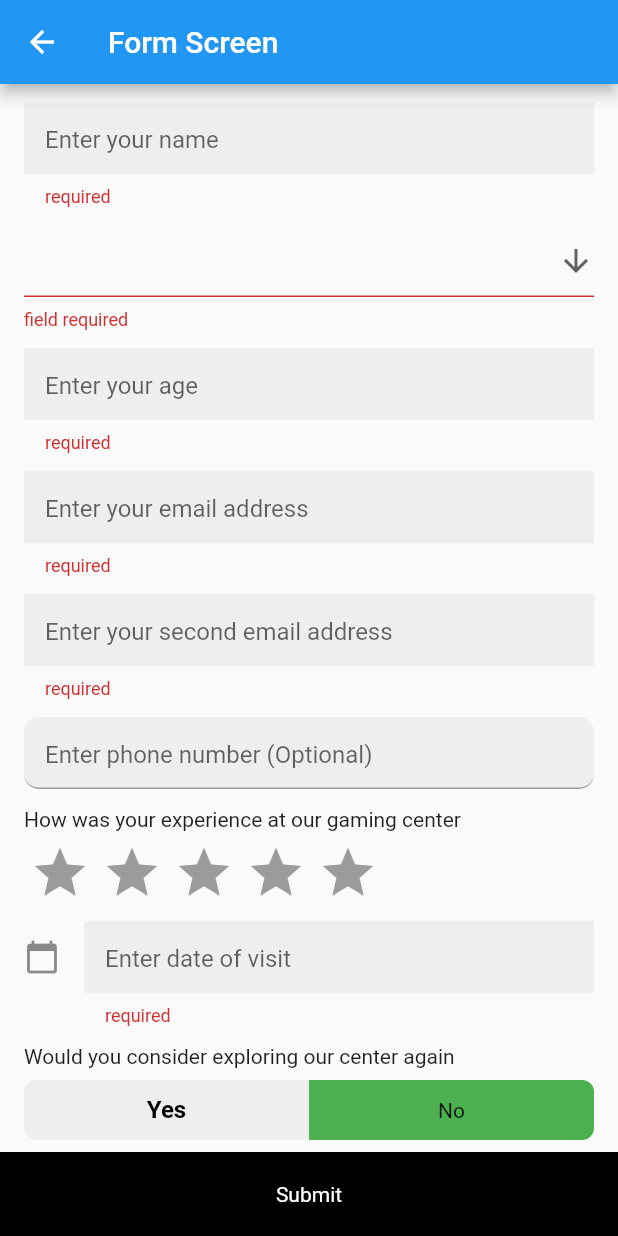
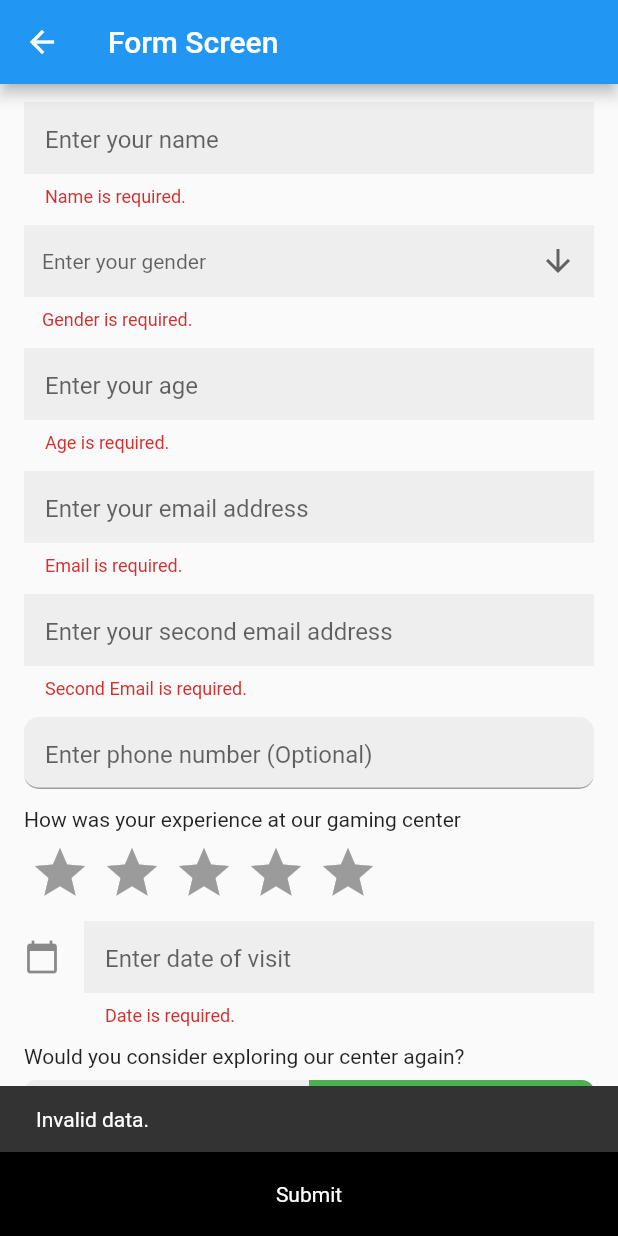
Before and after one commit to harshkumarkhatri/Json-to-Form, a Flutter app: the FormScreen screen opened directly, after a tap on "Submit", on a phone screen of 412 x 824 dp. Run offline on Flutter 3.47's test engine with Material 2 defaults, Android fonts, the light colour scheme and no system bars; drawn by our look-alikes of flutter_rating_bar.

Commit message:
Completed the form screen and the project

```diff
--- a/lib/screens/form_screen.dart
+++ b/lib/screens/form_screen.dart
@@ -1,10 +1,8 @@
-import 'dart:developer';
-
 import 'package:flutter/material.dart';
 import 'package:flutter_rating_bar/flutter_rating_bar.dart';
 import 'package:intl/intl.dart';
 
-List localJson = [
+List localJsonList = [
   {
     "id": "a7PPrsreuktH",
     "title": "Enter your name",
@@ -73,24 +71,24 @@ List localJson = [
   },
   {
     "id": "fg0YM1yIolWp",
-    "title": "Would you consider exploring our center again",
+    "title": "Would you consider exploring our center again?",
     "validations": {"required": true},
     "type": "yes_no",
     "label": "Exploring",
   },
   {
     "id": "a7PPrsreuH",
-    "title": "Enter your name",
+    "title": "Enter your surname",
     "validations": {"required": true},
     "type": "short_text",
-    "label": "Name",
+    "label": "Surname",
   },
   {
     "id": "fg0YMIolWp",
-    "title": "Would you consider exploring our center again",
+    "title": "Would you consider exploring our website again?",
     "validations": {"required": true},
     "type": "yes_no",
-    "label": "Exploring",
+    "label": "Website",
   },
 ];
 
@@ -106,32 +104,24 @@ class _FormScreenState extends State<FormScreen> {
   final _formKey = GlobalKey<FormState>();
 
   // Value defined as dynamic as we can have int/strings both in them
-  late Map<String, dynamic> localvalues;
+  late Map<String, dynamic> localvaluesMap;
 
   @override
   void initState() {
     super.initState();
-    localvalues = {};
+    localvaluesMap = {};
     setLocalValues();
     itemss();
   }
 
-  @override
-  void didUpdateWidget(covariant FormScreen oldWidget) {
-    super.didUpdateWidget(oldWidget);
-    log("Inside this");
-  }
-
   void setLocalValues() {
-    for (var item in localJson) {
-      log(item["type"].toString());
+    for (var item in localJsonList) {
       if (item["type"] != "yes_no") {
-        localvalues[item["id"]] = "";
+        localvaluesMap[item["id"]] = "";
       } else {
-        localvalues[item["id"]] = "No";
+        localvaluesMap[item["id"]] = "No";
       }
     }
-    log(localvalues.toString());
   }
 
   @override
@@ -162,50 +152,96 @@ class _FormScreenState extends State<FormScreen> {
       bottomNavigationBar: InkWell(
         onTap: () {
           if (_formKey.currentState!.validate()) {
-            // TODO: Add check for rating
+            // Check for rating
+            for (var mapItem in localvaluesMap.entries) {
+              for (var listItem in localJsonList) {
+                if (listItem['type'] == 'rating' &&
+                    mapItem.key == listItem['id']) {
+                  if (mapItem.value == '') {
+                    const snackBar = SnackBar(
+                      content: Text('Please choose a rating.'),
+                    );
+                    ScaffoldMessenger.of(context).showSnackBar(snackBar);
+                    return;
+                  }
+                }
+              }
+            }
             _formKey.currentState?.save();
             showDialog(
               context: context,
               builder: (context) {
                 Map<String, dynamic> dialogDisplay = {};
-                for (var item in localJson) {
-                  for (var nestedItem in localvalues.entries) {
+                for (var item in localJsonList) {
+                  for (var nestedItem in localvaluesMap.entries) {
                     if (nestedItem.key == item["id"]) {
                       dialogDisplay[item["label"]] = nestedItem.value;
                     }
                   }
                 }
-                log(dialogDisplay.toString());
                 return AlertDialog(
-                  title: const Text("My title"),
-                  content: const Text("This is my message."),
+                  title: const Text("Details you filled"),
+                  content:
+                      const Text("Please check the details filled by you."),
                   actions: [
-                    ...dialogDisplay.entries.map((entry) {
-                      var w = Row(
+                    ...dialogDisplay.entries.map(
+                      (entry) {
+                        final userData = isEmail(entry.value)
+                            ? entry.value
+                            : entry.value[0].toUpperCase() +
+                                entry.value.substring(1).toLowerCase();
+                        return Padding(
+                          padding: const EdgeInsets.symmetric(horizontal: 20.0),
+                          child: Row(
                             children: [
-                          Text(entry.key),
+                              Text(
+                                "${entry.key}: ",
+                                style: const TextStyle(
+                                  color: Colors.black,
+                                  fontSize: 14,
+                                  fontWeight: FontWeight.w700,
+                                ),
+                              ),
                               const SizedBox(
                                 width: 12,
                               ),
-                          Text(entry.value),
+                              Text(
+                                userData,
+                                style: const TextStyle(
+                                  color: Colors.black,
+                                  fontSize: 14,
+                                  fontWeight: FontWeight.w500,
+                                ),
+                              ),
                             ],
+                          ),
                         );
-
-                      return w;
-                    }).toList(),
+                      },
+                    ).toList(),
                     TextButton(
                       child: const Text("OK"),
                       onPressed: () {
+                        // popping the dialog and screen to show new
+                        // form screen
                         Navigator.pop(context);
+                        Navigator.pop(context);
+                        Navigator.push(
+                          context,
+                          MaterialPageRoute(
+                            builder: (_) => const FormScreen(),
+                          ),
+                        );
                       },
                     )
                   ],
                 );
               },
             );
-            log(localvalues.toString());
           } else {
-            log("Invalid");
+            const snackBar = SnackBar(
+              content: Text('Invalid data.'),
+            );
+            ScaffoldMessenger.of(context).showSnackBar(snackBar);
           }
         },
         child: Container(
@@ -226,18 +262,19 @@ class _FormScreenState extends State<FormScreen> {
   }
 
   void itemss() {
-    for (int i = 0; i < localJson.length; i++) {
-      final currentItem = localJson[i];
-      final index = i;
+    for (int index = 0; index < localJsonList.length; index++) {
+      final currentItem = localJsonList[index];
       if (currentItem["type"] == "short_text" &&
-          index == localJson.indexOf(currentItem)) {
+          index == localJsonList.indexOf(currentItem)) {
         items.add(
           Padding(
             padding: const EdgeInsets.only(bottom: 12.0),
             child: TextFormField(
               validator: (value) {
                 if (!currentItem["validations"]["required"]) return null;
-                return value?.isEmpty ?? true ? 'required' : null;
+                return value?.isEmpty ?? true
+                    ? '${currentItem["label"]} is required.'
+                    : null;
               },
               key: ValueKey(currentItem["id"]),
               style: const TextStyle(
@@ -265,9 +302,9 @@ class _FormScreenState extends State<FormScreen> {
                 ),
               ),
               onChanged: (String? value) {
-                for (var item in localvalues.entries) {
+                for (var item in localvaluesMap.entries) {
                   if (item.key == currentItem["id"]) {
-                    localvalues[currentItem["id"]] = value;
+                    localvaluesMap[currentItem["id"]] = value;
                   }
                 }
               },
@@ -276,48 +313,71 @@ class _FormScreenState extends State<FormScreen> {
         );
       }
       if (currentItem["type"] == "dropdown" &&
-          index == localJson.indexOf(currentItem)) {
+          index == localJsonList.indexOf(currentItem)) {
         items.add(
           Padding(
             padding: const EdgeInsets.only(bottom: 12.0),
             child: DropdownButtonFormField<String>(
               validator: (value) {
                 if (!currentItem["validations"]["required"]) return null;
-                return value == null ? 'field required' : null;
+                return value == null
+                    ? '${currentItem['label']} is required.'
+                    : null;
               },
               value: null,
               icon: const Icon(Icons.arrow_downward),
               elevation: 16,
-              style: const TextStyle(color: Colors.deepPurple),
+              style: const TextStyle(color: Colors.blue),
+              decoration: InputDecoration(
+                fillColor: Colors.grey.shade200,
+                filled: true,
+                hintText: currentItem['title'],
+                border: InputBorder.none,
+                focusedBorder: OutlineInputBorder(
+                  borderSide: const BorderSide(
+                    color: Colors.blue,
+                  ),
+                  borderRadius: BorderRadius.circular(10.0),
+                ),
+                enabledBorder: UnderlineInputBorder(
+                  borderSide: const BorderSide(
+                    color: Colors.grey,
+                  ),
+                  borderRadius: BorderRadius.circular(10.0),
+                ),
+              ),
               onChanged: (String? value) {
-                for (var item in localvalues.entries) {
+                for (var item in localvaluesMap.entries) {
                   if (item.key == currentItem["id"]) {
-                    localvalues[currentItem["id"]] = value;
+                    localvaluesMap[currentItem["id"]] = value;
                   }
                 }
-
                 setState(() {});
               },
               items: currentItem['properties']["choices"]
-                  .map<DropdownMenuItem<String>>((Map<String, String> value) {
+                  .map<DropdownMenuItem<String>>(
+                (Map<String, String> value) {
                   return DropdownMenuItem<String>(
                     value: value['label'],
                     child: Text(value['label'].toString()),
                   );
-              }).toList(),
+                },
+              ).toList(),
             ),
           ),
         );
       }
       if (currentItem['type'] == "number" &&
-          index == localJson.indexOf(currentItem)) {
+          index == localJsonList.indexOf(currentItem)) {
         items.add(
           Padding(
             padding: const EdgeInsets.only(bottom: 12.0),
             child: TextFormField(
               validator: (value) {
                 if (!currentItem["validations"]["required"]) return null;
-                return value?.isEmpty ?? true ? 'required' : null;
+                return value?.isEmpty ?? true
+                    ? '${currentItem["label"]} is required.'
+                    : null;
               },
               style: const TextStyle(
                 fontSize: 16.0,
@@ -346,9 +406,9 @@ class _FormScreenState extends State<FormScreen> {
                 ),
               ),
               onChanged: (String? value) {
-                for (var item in localvalues.entries) {
+                for (var item in localvaluesMap.entries) {
                   if (item.key == currentItem["id"]) {
-                    localvalues[currentItem["id"]] = value;
+                    localvaluesMap[currentItem["id"]] = value;
                   }
                 }
               },
@@ -357,14 +417,18 @@ class _FormScreenState extends State<FormScreen> {
         );
       }
       if (currentItem['type'] == "email" &&
-          index == localJson.indexOf(currentItem)) {
+          index == localJsonList.indexOf(currentItem)) {
         items.add(
           Padding(
             padding: const EdgeInsets.only(bottom: 12.0),
             child: TextFormField(
               validator: (value) {
                 if (!currentItem["validations"]["required"]) return null;
-                return value?.isEmpty ?? true ? 'required' : null;
+                if (value?.isEmpty ?? true) {
+                  return '${currentItem["label"]} is required.';
+                }
+                if (!isEmail(value ?? '')) return 'Not a valid email';
+                return null;
               },
               style: const TextStyle(
                 fontSize: 16.0,
@@ -394,9 +458,9 @@ class _FormScreenState extends State<FormScreen> {
                 ),
               ),
               onChanged: (String? value) {
-                for (var item in localvalues.entries) {
+                for (var item in localvaluesMap.entries) {
                   if (item.key == currentItem["id"]) {
-                    localvalues[currentItem["id"]] = value;
+                    localvaluesMap[currentItem["id"]] = value;
                   }
                 }
               },
@@ -405,14 +469,20 @@ class _FormScreenState extends State<FormScreen> {
         );
       }
       if (currentItem['type'] == "phone_number" &&
-          index == localJson.indexOf(currentItem)) {
+          index == localJsonList.indexOf(currentItem)) {
         items.add(
           Padding(
             padding: const EdgeInsets.only(bottom: 12.0),
             child: TextFormField(
               validator: (value) {
                 if (!currentItem["validations"]["required"]) return null;
-                return value?.isEmpty ?? true ? 'required' : null;
+                if (value?.isEmpty ?? true) {
+                  return '${currentItem["label"]} is required.';
+                }
+                if (value != null && value.length < 10) {
+                  return 'Not a valid number. \nPlease enter 10 digits.';
+                }
+                return null;
               },
               style: const TextStyle(
                 fontSize: 16.0,
@@ -444,9 +514,9 @@ class _FormScreenState extends State<FormScreen> {
                 ),
               ),
               onChanged: (String? value) {
-                for (var item in localvalues.entries) {
+                for (var item in localvaluesMap.entries) {
                   if (item.key == currentItem["id"]) {
-                    localvalues[currentItem["id"]] = value;
+                    localvaluesMap[currentItem["id"]] = value;
                   }
                 }
               },
@@ -455,7 +525,7 @@ class _FormScreenState extends State<FormScreen> {
         );
       }
       if (currentItem["type"] == "rating" &&
-          index == localJson.indexOf(currentItem)) {
+          index == localJsonList.indexOf(currentItem)) {
         items.add(
           Padding(
             padding: const EdgeInsets.only(bottom: 12.0),
@@ -482,12 +552,13 @@ class _FormScreenState extends State<FormScreen> {
                         color: Colors.amber,
                       ),
                       onRatingUpdate: (double rating) {
-                        for (var item in localvalues.entries) {
+                        for (var item in localvaluesMap.entries) {
                           if (item.key == currentItem["id"]) {
-                            localvalues[currentItem["id"]] = rating.toString();
+                            localvaluesMap[currentItem["id"]] =
+                                rating.toString();
                           }
                         }
-                        log(rating.toString());
+                        setState(() {});
                       },
                     ),
                   ),
@@ -498,19 +569,18 @@ class _FormScreenState extends State<FormScreen> {
         );
       }
       if (currentItem["type"] == "yes_no" &&
-          index == localJson.indexOf(currentItem)) {
+          index == localJsonList.indexOf(currentItem)) {
         String initialValue = '';
-        for (var item in localvalues.entries) {
+        for (var item in localvaluesMap.entries) {
           if (item.key == currentItem["id"]) {
-            initialValue = localvalues[currentItem["id"]];
-            setState(() {});
-            log("Callled");
+            initialValue = localvaluesMap[currentItem["id"]];
           }
         }
         items.add(
           Padding(
             padding: const EdgeInsets.only(bottom: 12.0),
-            child: StatefulBuilder(builder: (context, stateSetter) {
+            child: StatefulBuilder(
+              builder: (context, stateSetter) {
                 return Column(
                   crossAxisAlignment: CrossAxisAlignment.start,
                   mainAxisSize: MainAxisSize.min,
@@ -528,14 +598,13 @@ class _FormScreenState extends State<FormScreen> {
                             flex: 5,
                             child: InkWell(
                               onTap: () {
-                              for (var item in localvalues.entries) {
+                                for (var item in localvaluesMap.entries) {
                                   if (item.key == currentItem["id"]) {
-                                  localvalues[currentItem["id"]] = "Yes";
+                                    localvaluesMap[currentItem["id"]] = "Yes";
                                     initialValue = "Yes";
                                   }
                                 }
                                 stateSetter(() {});
-                              log(localvalues.toString());
                               },
                               child: Container(
                                 padding: const EdgeInsets.symmetric(
@@ -570,14 +639,13 @@ class _FormScreenState extends State<FormScreen> {
                             flex: 5,
                             child: InkWell(
                               onTap: () {
-                              for (var item in localvalues.entries) {
+                                for (var item in localvaluesMap.entries) {
                                   if (item.key == currentItem["id"]) {
-                                  localvalues[currentItem["id"]] = "No";
+                                    localvaluesMap[currentItem["id"]] = "No";
                                     initialValue = "No";
                                   }
                                 }
                                 stateSetter(() {});
-                              log(localvalues.toString());
                               },
                               child: Container(
                                 decoration: BoxDecoration(
@@ -606,29 +674,30 @@ class _FormScreenState extends State<FormScreen> {
                     ),
                   ],
                 );
-            }),
+              },
+            ),
           ),
         );
       }
       if (currentItem['type'] == "date" &&
-          index == localJson.indexOf(currentItem)) {
+          index == localJsonList.indexOf(currentItem)) {
         String initialValue = '';
-        for (var item in localvalues.entries) {
+        for (var item in localvaluesMap.entries) {
           if (item.key == currentItem["id"]) {
-            initialValue = localvalues[currentItem["id"]];
-            setState(() {});
-            log("Callled");
+            initialValue = localvaluesMap[currentItem["id"]];
           }
         }
         items.add(
           Padding(
             padding: const EdgeInsets.only(bottom: 12.0),
-            child: StatefulBuilder(builder: (context, stateSetter) {
+            child: StatefulBuilder(
+              builder: (context, stateSetter) {
                 return TextFormField(
                   controller: TextEditingController(text: initialValue),
                   validator: (value) {
-                  log("called");
-                  return initialValue == '' ? 'required' : null;
+                    return initialValue == ''
+                        ? '${currentItem["label"]} is required.'
+                        : null;
                   },
                   style: const TextStyle(
                     fontSize: 16.0,
@@ -641,8 +710,8 @@ class _FormScreenState extends State<FormScreen> {
                     hintText: currentItem["title"],
                     filled: true,
                     fillColor: Colors.grey.shade200,
-                  contentPadding:
-                      const EdgeInsets.only(left: 14.0, bottom: 6.0, top: 8.0),
+                    contentPadding: const EdgeInsets.only(
+                        left: 14.0, bottom: 6.0, top: 8.0),
                     focusedBorder: OutlineInputBorder(
                       borderSide: const BorderSide(
                         color: Colors.blue,
@@ -657,9 +726,6 @@ class _FormScreenState extends State<FormScreen> {
                     ),
                   ),
                   readOnly: true,
-                onChanged: (String value) {
-                  log("Value is $value");
-                },
                   onTap: () async {
                     DateTime? pickedDate = await showDatePicker(
                       context: context,
@@ -669,30 +735,30 @@ class _FormScreenState extends State<FormScreen> {
                       firstDate: DateTime(1950),
                       lastDate: DateTime(2100),
                     );
-
                     if (pickedDate != null) {
-                    log(pickedDate.toString());
                       String formattedDate =
                           DateFormat('yyyy-MM-dd').format(pickedDate);
-                    log(formattedDate);
-                    for (var item in localvalues.entries) {
+                      for (var item in localvaluesMap.entries) {
                         if (item.key == currentItem["id"]) {
-                        localvalues[currentItem["id"]] = formattedDate;
+                          localvaluesMap[currentItem["id"]] = formattedDate;
                           initialValue = formattedDate;
                         }
                       }
                       stateSetter(() {});
-                  } else {
-                    log("No date picked");
                     }
                   },
                 );
-            }),
+              },
+            ),
           ),
         );
       }
     }
-    setState(() {});
+  }
+
+  bool isEmail(String value) {
+    return RegExp(
+            r"^[a-zA-Z0-9.a-zA-Z0-9.!#$%&'*+-/=?^_`{|}~]+@[a-zA-Z0-9]+\.[a-zA-Z]+")
+        .hasMatch(value);
   }
 }
-// TODO: Check for unnecessary setStates.
```
Lines whose indentation alone changed are shown as unchanged.
